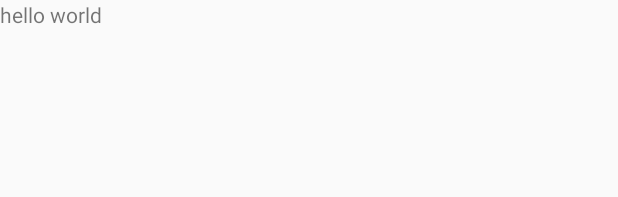
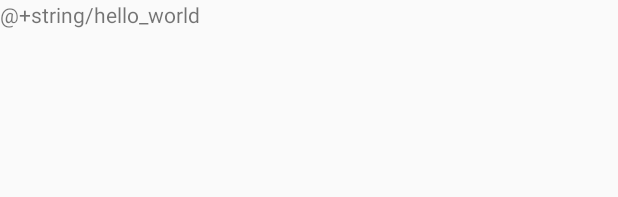
Before and after one commit to yyh-gl/android-kotlin-tutorial, an Android app: the layout activity_main.xml on its own in the app's theme, with its tools: preview values and no code run, on a phone screen of 412 x 824 dp. Shown: the top 197 px of the screen. Run offline under Robolectric (Android 15) with nearby library versions, the phone set to English and light mode, and no system bars.

```diff
--- a/app/src/main/res/layout/activity_main.xml
+++ b/app/src/main/res/layout/activity_main.xml
@@ -5,11 +5,12 @@
         xmlns:app="http://schemas.android.com/apk/res-auto"
         android:layout_width="match_parent"
         android:layout_height="match_parent"
+        android:id="@+id/rootLayout"
         tools:context=".MainActivity">
 
-    <TextView
-            android:id="@+id/textview_greeting"
-            android:text="hello world" android:layout_width="wrap_content"
-            android:layout_height="wrap_content" />
+    <TextView android:id="@+id/textview"
+              android:text="@+string/hello_world"
+              android:layout_width="wrap_content"
+              android:layout_height="wrap_content" />
 
 </android.support.constraint.ConstraintLayout>
```
Also changed, not shown: app/src/main/java/com/example/kotlintutorial/MainActivity.kt (+12 -2 lines).
